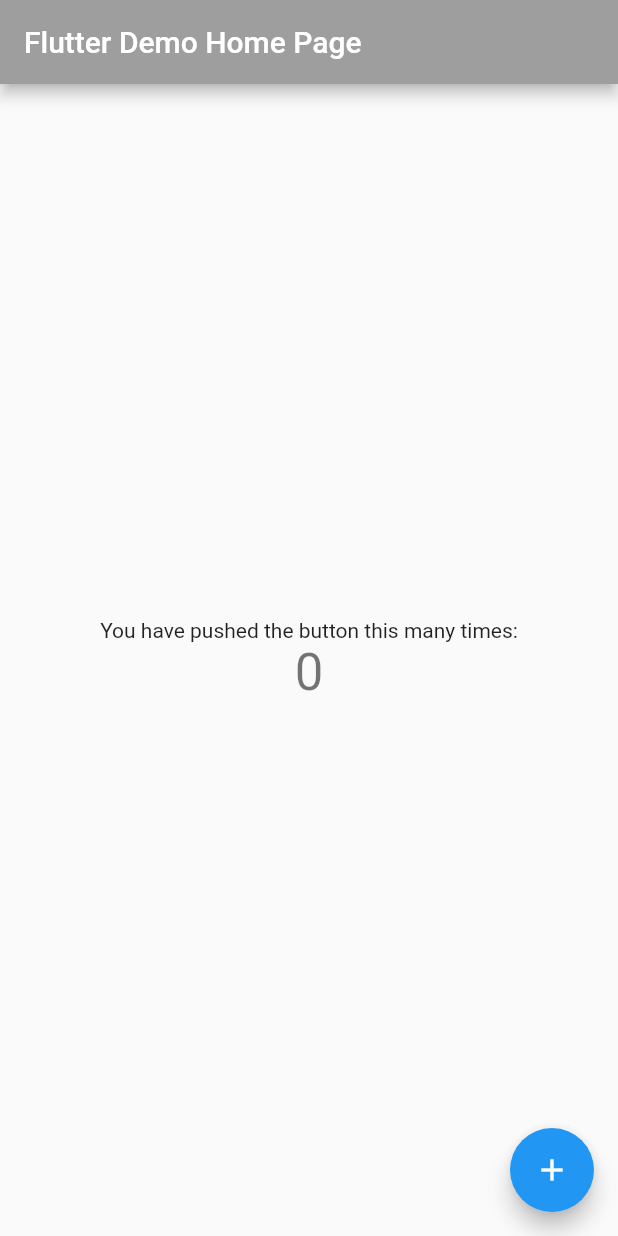
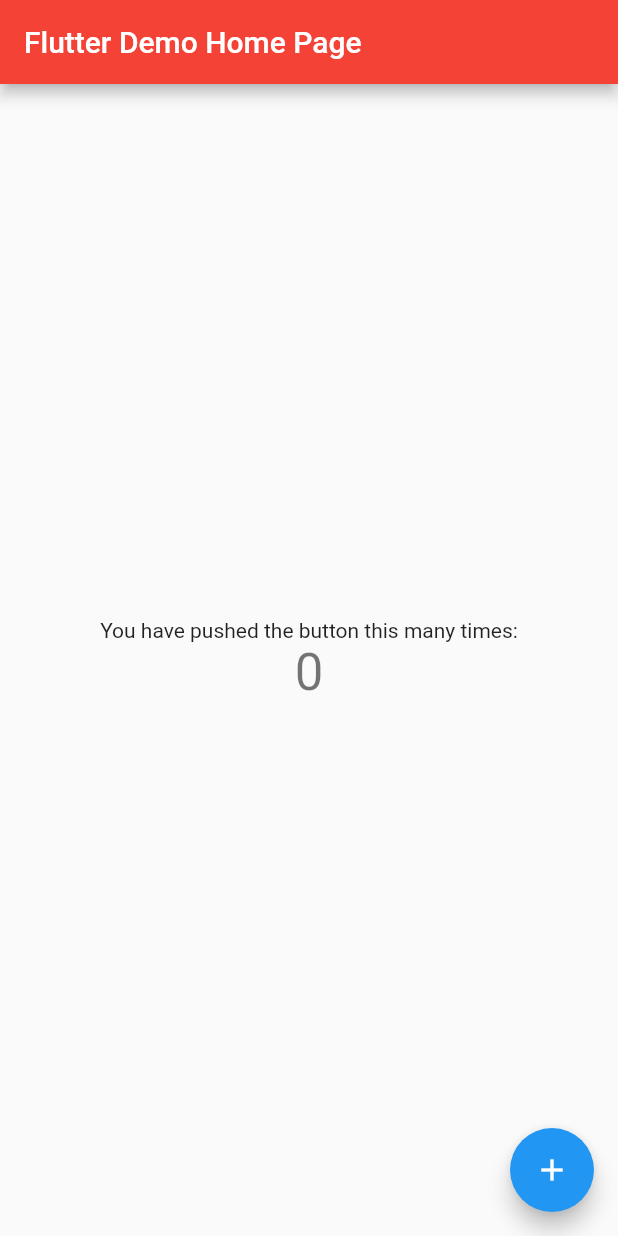
Before and after one commit to Huichan1209/flutter_study1, a Flutter app: the screen it shows after launch, on a phone screen of 412 x 824 dp. Run offline on Flutter 3.47's test engine with Material 2 defaults, Android fonts, the phone set to English and light mode, and no system bars.

Commit message:
희찬이 왔다감

```diff
--- a/lib/main.dart
+++ b/lib/main.dart
@@ -1,5 +1,5 @@
 import 'package:flutter/material.dart';
-
+// 희찬이 왔다감
 void main() {
   runApp(const MyApp());
 }
@@ -65,7 +65,7 @@ class _MyHomePageState extends State<MyHomePage> {
       appBar: AppBar(
         // Here we take the value from the MyHomePage object that was created by
         // the App.build method, and use it to set our appbar title.
-        title: Text(widget.title),backgroundColor: Colors.grey,
+        title: Text(widget.title),backgroundColor: Colors.red,
       ),
       body: Center(
         // Center is a layout widget. It takes a single child and positions it
```
